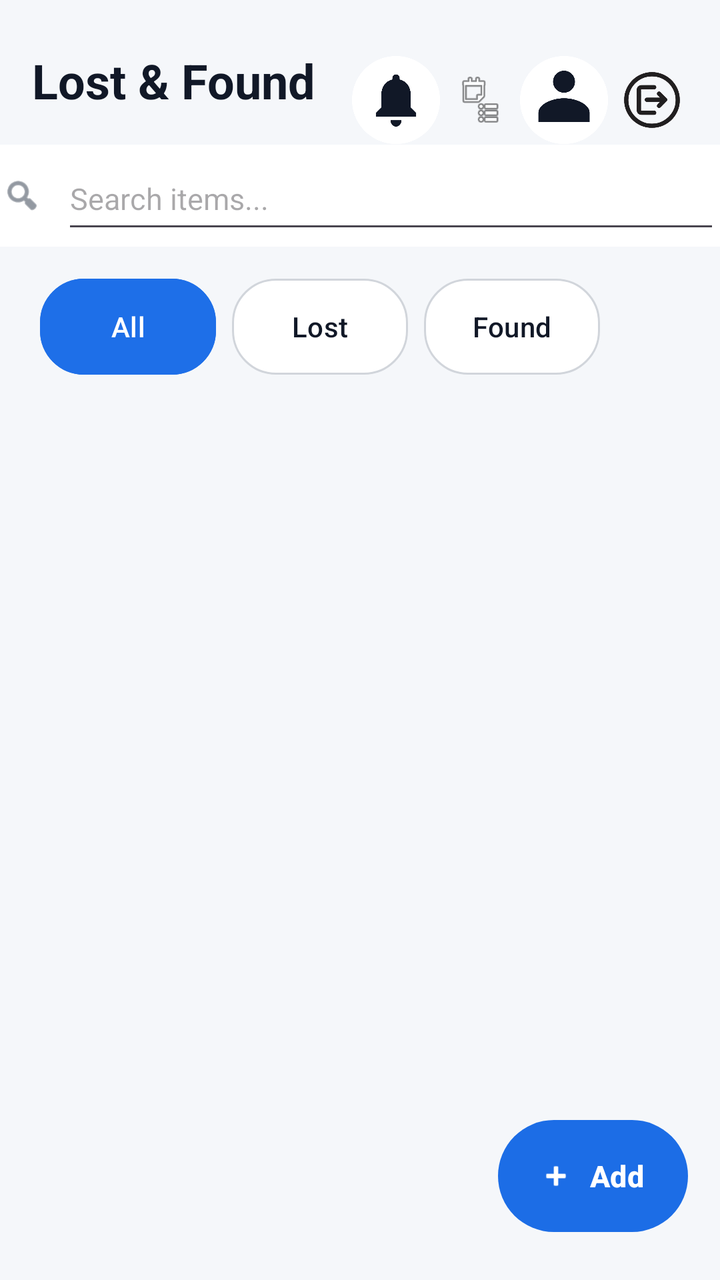
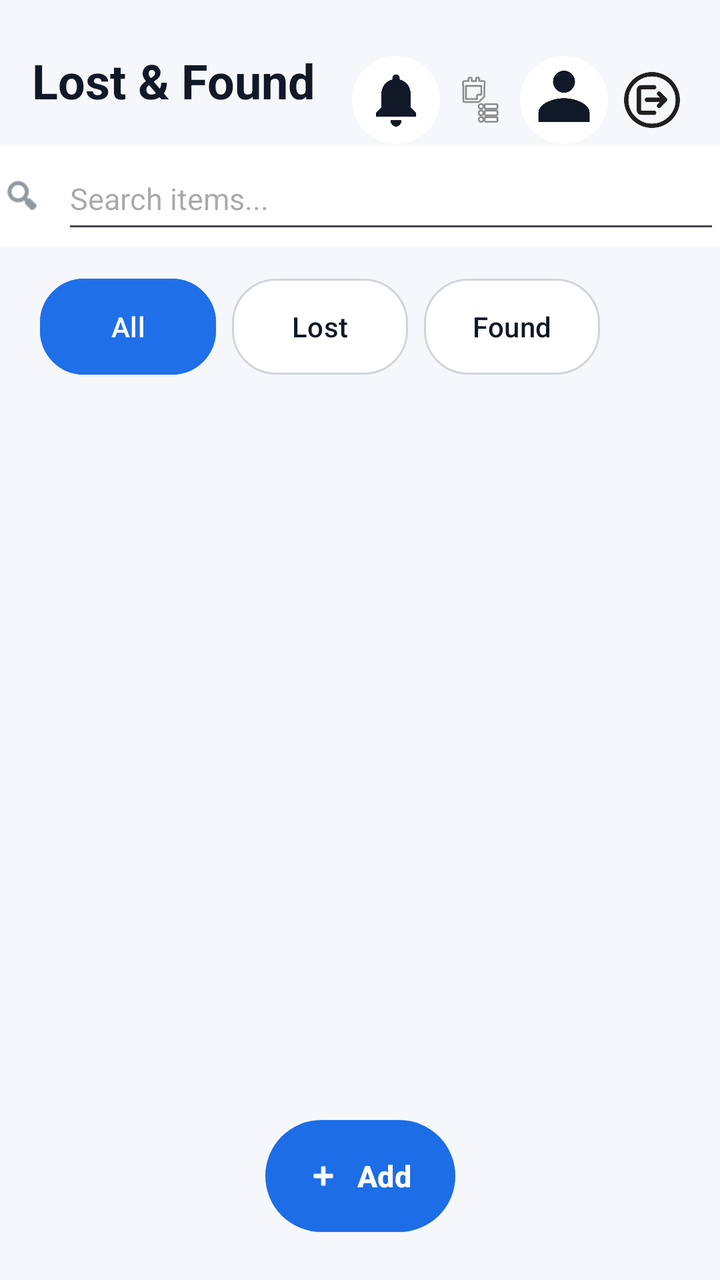

Compare the two renders of this Android layout. The source of the first and the diff that turns it into the second are given below.
<!-- AndroidManifest.xml: application theme Theme.MyApplication -->
<!-- res/layout/activity_home.xml -->
<?xml version="1.0" encoding="utf-8"?>
<androidx.constraintlayout.widget.ConstraintLayout xmlns:android="http://schemas.android.com/apk/res/android"
    xmlns:app="http://schemas.android.com/apk/res-auto"
    xmlns:tools="http://schemas.android.com/tools"
    android:id="@+id/main"
    android:layout_width="match_parent"
    android:layout_height="match_parent"
    android:background="#F5F7FA"
    tools:context=".HomeActivity">

    <TextView
        android:id="@+id/textView"
        android:layout_width="wrap_content"
        android:layout_height="wrap_content"
        android:layout_marginStart="16dp"
        android:layout_marginTop="24dp"
        android:text="Lost &amp; Found"
        android:textColor="#111827"
        android:textSize="24sp"
        android:textStyle="bold"
        app:layout_constraintEnd_toStartOf="@+id/notification"
        app:layout_constraintHorizontal_bias="0.0"
        app:layout_constraintStart_toStartOf="parent"
        app:layout_constraintTop_toTopOf="parent" />

    <ImageView
        android:id="@+id/notification"
        android:layout_width="44dp"
        android:layout_height="44dp"
        android:layout_marginTop="28dp"
        android:contentDescription="Notifications"
        app:layout_constraintEnd_toStartOf="@+id/receivedClaims"
        app:layout_constraintTop_toTopOf="parent"
        app:srcCompat="@drawable/notification" />

    <ImageView
        android:id="@+id/receivedClaims"
        android:layout_width="40dp"
        android:layout_height="44dp"
        android:layout_marginTop="28dp"
        android:padding="7dp"
        android:contentDescription="Received Claims"
        app:layout_constraintEnd_toStartOf="@+id/profile"
        app:layout_constraintTop_toTopOf="parent"
        app:srcCompat="@android:drawable/ic_menu_agenda" />

    <ImageView
        android:id="@+id/profile"
        android:layout_width="44dp"
        android:layout_height="44dp"
        android:layout_marginTop="28dp"
        android:layout_marginEnd="56dp"
        app:layout_constraintEnd_toEndOf="parent"
        app:layout_constraintTop_toTopOf="parent"
        app:srcCompat="@drawable/profile" />

    <ImageView
        android:id="@+id/logout"
        android:layout_width="44dp"
        android:layout_height="44dp"
        android:layout_marginTop="28dp"
        android:layout_marginEnd="12dp"
        app:layout_constraintEnd_toEndOf="parent"
        app:layout_constraintTop_toTopOf="parent"
        app:srcCompat="@drawable/images__3__removebg_preview" />

    <LinearLayout
        android:id="@+id/linearLayout"
        android:layout_width="387dp"
        android:layout_height="51dp"
        android:layout_marginTop="16dp"
        android:background="#FFFFFF"
        android:gravity="center_vertical"
        android:orientation="horizontal"
        android:paddingStart="14dp"
        android:paddingEnd="14dp"
        app:layout_constraintEnd_toEndOf="parent"
        app:layout_constraintStart_toStartOf="parent"
        app:layout_constraintTop_toBottomOf="@+id/textView">

        <ImageView
            android:layout_width="20dp"
            android:layout_height="20dp"
            android:importantForAccessibility="no"
            android:src="@android:drawable/ic_menu_search"
            app:tint="#4B5563" />

        <EditText
            android:id="@+id/search"
            android:layout_width="match_parent"
            android:layout_height="48dp"
            android:layout_marginStart="10dp"
            android:hint="Search items..."
            android:textColor="#4B5563"
            android:textSize="15sp" />
    </LinearLayout>

    <Button
        android:id="@+id/all"
        android:layout_width="wrap_content"
        android:layout_height="48dp"
        android:layout_marginStart="20dp"
        android:layout_marginTop="16dp"
        android:insetTop="0dp"
        android:insetBottom="0dp"
        android:text="All"
        android:textAllCaps="false"
        android:textColor="#FFFFFF"
        android:textSize="14sp"
        app:backgroundTint="#1E6FE8"
        app:cornerRadius="22dp"
        app:layout_constraintStart_toStartOf="parent"
        app:layout_constraintTop_toBottomOf="@+id/linearLayout"
        app:strokeColor="#1E6FE8"
        app:strokeWidth="1dp" />

    <Button
        android:id="@+id/lost"
        android:layout_width="wrap_content"
        android:layout_height="48dp"
        android:layout_marginStart="8dp"
        android:layout_marginTop="16dp"
        android:insetTop="0dp"
        android:insetBottom="0dp"
        android:text="Lost"
        android:textAllCaps="false"
        android:textColor="#111827"
        android:textSize="14sp"
        app:backgroundTint="#FFFFFF"
        app:cornerRadius="22dp"
        app:layout_constraintStart_toEndOf="@+id/all"
        app:layout_constraintTop_toBottomOf="@+id/linearLayout"
        app:strokeColor="#D1D5DB"
        app:strokeWidth="1dp" />

    <Button
        android:id="@+id/found"
        android:layout_width="wrap_content"
        android:layout_height="48dp"
        android:layout_marginStart="8dp"
        android:layout_marginTop="16dp"
        android:insetTop="0dp"
        android:insetBottom="0dp"
        android:text="Found"
        android:textAllCaps="false"
        android:textColor="#111827"
        android:textSize="14sp"
        app:backgroundTint="#FFFFFF"
        app:cornerRadius="22dp"
        app:layout_constraintStart_toEndOf="@+id/lost"
        app:layout_constraintTop_toBottomOf="@+id/linearLayout"
        app:strokeColor="#D1D5DB"
        app:strokeWidth="1dp" />

    <GridView
        android:id="@+id/gridView"
        android:layout_width="0dp"
        android:layout_height="0dp"
        android:layout_marginTop="12dp"
        android:clipToPadding="false"
        android:horizontalSpacing="12dp"
        android:numColumns="2"
        android:paddingStart="16dp"
        android:paddingEnd="16dp"
        android:paddingBottom="96dp"
        android:scrollbars="none"
        android:stretchMode="columnWidth"
        android:verticalSpacing="12dp"
        app:layout_constraintBottom_toBottomOf="parent"
        app:layout_constraintEnd_toEndOf="parent"
        app:layout_constraintStart_toStartOf="parent"
        app:layout_constraintTop_toBottomOf="@+id/all" />

    <Button
        android:id="@+id/add"
        android:layout_width="wrap_content"
        android:layout_height="56dp"
        android:layout_marginEnd="16dp"
        android:layout_marginBottom="24dp"
        android:elevation="6dp"
        android:insetTop="0dp"
        android:insetBottom="0dp"
        android:paddingStart="20dp"
        android:paddingEnd="22dp"
        android:text="Add"
        android:textAllCaps="false"
        android:textColor="#FFFFFF"
        android:textSize="15sp"
        android:textStyle="bold"
        app:backgroundTint="#1C6DE6"
        app:cornerRadius="28dp"
        app:icon="@android:drawable/ic_input_add"
        app:iconGravity="textStart"
        app:iconPadding="8dp"
        app:iconTint="#FFFFFF"
        app:layout_constraintBottom_toBottomOf="parent"
        app:layout_constraintEnd_toEndOf="parent" />

</androidx.constraintlayout.widget.ConstraintLayout>
<!-- resources referenced by this layout -->
<resources>
  <!-- drawable images__3__removebg_preview: png bitmap (drawable, 79643 bytes) -->
  <!-- drawable notification: png bitmap (drawable, 13131 bytes) -->
  <!-- drawable profile: png bitmap (drawable, 13989 bytes) -->
  <style name="Theme.MyApplication" parent="Base.Theme.MyApplication" />
  <style name="Base.Theme.MyApplication" parent="Theme.Material3.DayNight.NoActionBar">
          
          
      </style>
</resources>

<!-- the commit's change to res/layout/activity_home.xml (unified diff, before → after) -->
@@ -175,7 +175,8 @@
         android:id="@+id/add"
         android:layout_width="wrap_content"
         android:layout_height="56dp"
-        android:layout_marginEnd="16dp"
+        app:layout_constraintStart_toStartOf="parent"
+        app:layout_constraintEnd_toEndOf="parent"
         android:layout_marginBottom="24dp"
         android:elevation="6dp"
         android:insetTop="0dp"
@@ -183,6 +184,7 @@
         android:paddingStart="20dp"
         android:paddingEnd="22dp"
         android:text="Add"
+        android:gravity="center"
         android:textAllCaps="false"
         android:textColor="#FFFFFF"
         android:textSize="15sp"
@@ -193,7 +195,6 @@
         app:iconGravity="textStart"
         app:iconPadding="8dp"
         app:iconTint="#FFFFFF"
-        app:layout_constraintBottom_toBottomOf="parent"
-        app:layout_constraintEnd_toEndOf="parent" />
+        app:layout_constraintBottom_toBottomOf="parent" />
 
 </androidx.constraintlayout.widget.ConstraintLayout>
